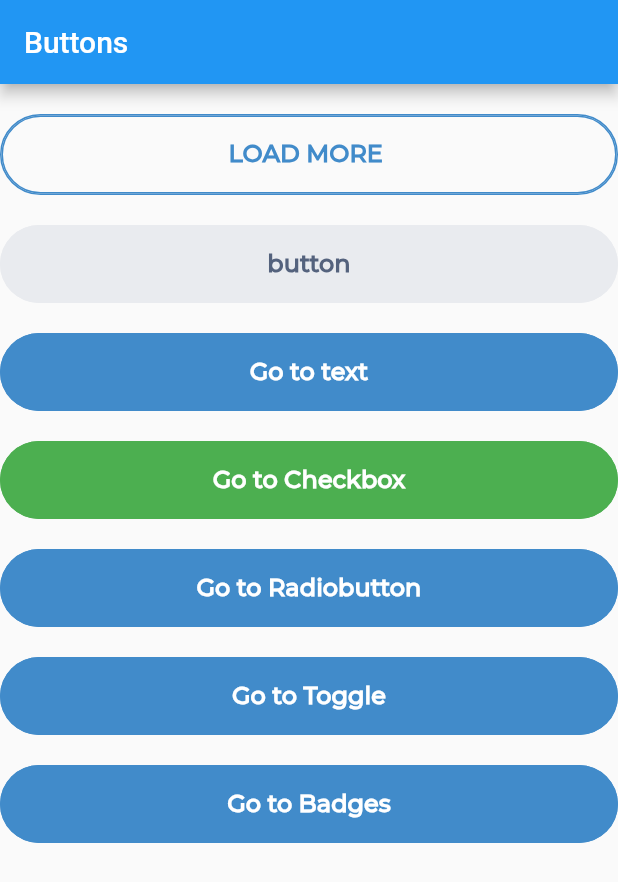
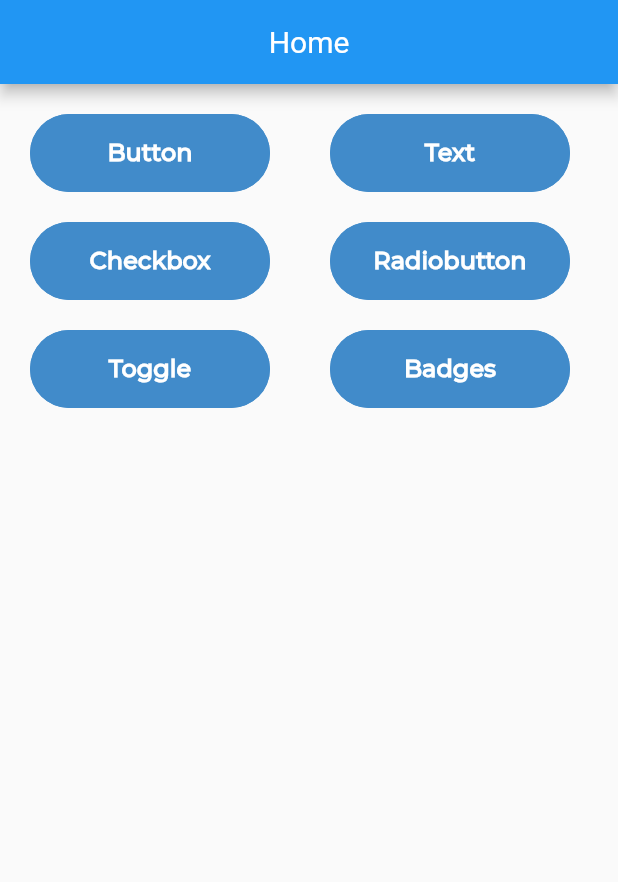
Before and after one commit to aajay-logiciel/ajayjp, a Flutter app: the screen it shows after launch, on a phone screen of 412 x 824 dp. Shown: the top 882 px of the screen. Run offline on Flutter 3.47's test engine with Material 2 defaults, Android fonts, the phone set to English and light mode, and no system bars; our stand-ins replace get.

Commit message:
example file update

```diff
--- a/lib/Badges.dart
+++ b/lib/Badges.dart
@@ -2,8 +2,8 @@ import 'package:flutter/material.dart';
 import 'package:jp_ui_kit/JPBadges/jpbadges.dart';
 import 'package:jp_ui_kit/JPCommonFiles/jp_colors.dart';
 
-class Badges extends StatelessWidget {
-  const Badges({Key? key}) : super(key: key);
+class BadgesClass extends StatelessWidget {
+  const BadgesClass({Key? key}) : super(key: key);
 
   @override
   Widget build(BuildContext context) {
--- a/lib/button.dart
+++ /dev/null
@@ -1,94 +0,0 @@
-import 'package:flutter/material.dart';
-import 'package:jp/checkbox.dart';
-import 'package:jp/text.dart';
-import 'package:jp/toggle.dart';
-import 'package:jp_ui_kit/JPButton/jp_button_color_type.dart';
-import 'package:jp_ui_kit/JPButton/jp_button_size.dart';
-import 'package:jp_ui_kit/JPCommonFiles/jp_shape.dart';
-import 'package:jp_ui_kit/JPText/jp_fontfamily.dart';
-import 'package:jp_ui_kit/JPText/jp_fontweight.dart';
-import 'package:jp_ui_kit/jp_ui_kit.dart';
-import 'package:get/get.dart';
-
-import 'Badges.dart';
-import 'Radiobutton.dart';
-
-class Button extends StatelessWidget {
-  const Button({Key? key}) : super(key: key);
-
-  @override
-  Widget build(BuildContext context) {
-    return Scaffold(
-        appBar: AppBar(
-          title: const Text("Buttons"),
-        ),
-        body: Column(
-          children: [
-            const SizedBox(
-              height: 20,
-            ),
-            JPButton(
-              //iconData: Icons.eleven_mp,
-              text: "LOAD MORE ",
-              type: JPButtonType.outline,
-            ),
-            const SizedBox(
-              height: 20,
-            ),
-            JPButton(
-              text: "button",
-              colorType: JPButtonColorType.lightGray,
-            ),
-            const SizedBox(
-              height: 20,
-            ),
-            JPButton(
-              text: "Go to text",
-              onPressed: () {
-                Get.to(const TextClass());
-              },
-            ),
-            const SizedBox(
-              height: 20,
-            ),
-            JPButton(
-              backgroundColor: Colors.green,
-              text: "Go to Checkbox",
-              onPressed: () {
-                Get.to(const CheckboxClass());
-              },
-            ),
-            const SizedBox(
-              height: 20,
-            ),
-            JPButton(
-              text: "Go to Radiobutton",
-              onPressed: () {
-                Get.to(const Radiobutton());
-              },
-            ),
-            const SizedBox(
-              height: 20,
-            ),
-            JPButton(
-              text: "Go to Toggle",
-              onPressed: () {
-                Get.to(const Toggle());
-              },
-            ),
-            const SizedBox(
-              height: 20,
-            ),
-            JPButton(
-              text: "Go to Badges",
-              onPressed: () {
-                Get.to(const Badges());
-              },
-            ),
-            const SizedBox(
-              height: 20,
-            ),
-          ],
-        ));
-  }
-}
--- /dev/null
+++ b/lib/home_class.dart
@@ -0,0 +1,82 @@
+import 'package:flutter/material.dart';
+import 'package:jp/button_class.dart';
+import 'package:jp/text.dart';
+import 'package:jp/toggle.dart';
+import 'package:jp_ui_kit/JPButton/jp_button_size.dart';
+import 'package:jp_ui_kit/jp_ui_kit.dart';
+import 'package:get/get.dart';
+
+import 'Badges.dart';
+import 'Radiobutton.dart';
+import 'checkbox.dart';
+
+class Home extends StatelessWidget {
+  const Home({Key? key}) : super(key: key);
+
+  @override
+  Widget build(BuildContext context) {
+    return Scaffold(
+      appBar: AppBar(
+        centerTitle: true,
+        title: const JPText(
+          text: "Home",
+          textSize: JPTextSize.heading_1,
+          textColor: JPColor.white,
+        ),
+      ),
+      body: Padding(
+        padding: const EdgeInsets.all(20),
+        child: Wrap(
+          alignment: WrapAlignment.center,
+          runAlignment: WrapAlignment.center,
+          spacing: 40,
+          runSpacing: 20,
+          children: [
+            JPButton(
+              text: "Button",
+              size: JPButtonSize.medium,
+              onPressed: () {
+                Get.to(const ButtonClass());
+              },
+            ),
+            JPButton(
+              text: "Text",
+              size: JPButtonSize.medium,
+              onPressed: () {
+                Get.to(const TextClass());
+              },
+            ),
+            JPButton(
+              text: "Checkbox",
+              size: JPButtonSize.medium,
+              onPressed: () {
+                Get.to(const CheckboxClass());
+              },
+            ),
+            JPButton(
+              text: "Radiobutton",
+              size: JPButtonSize.medium,
+              onPressed: () {
+                Get.to(const RadiobuttonClass());
+              },
+            ),
+            JPButton(
+              text: "Toggle",
+              size: JPButtonSize.medium,
+              onPressed: () {
+                Get.to(const ToggleClass());
+              },
+            ),
+            JPButton(
+              text: "Badges",
+              size: JPButtonSize.medium,
+              onPressed: () {
+                Get.to(const BadgesClass());
+              },
+            ),
+          ],
+        ),
+      ),
+    );
+  }
+}
--- a/lib/main.dart
+++ b/lib/main.dart
@@ -1,15 +1,8 @@
 import 'package:flutter/material.dart';
-import 'package:flutter/rendering.dart';
-import 'package:jp/button.dart';
-import 'package:jp/text.dart';
-import 'package:jp/toggle.dart';
-import 'package:jp_ui_kit/JPButton/jp_button_size.dart';
-import 'package:jp_ui_kit/JPCheckBox/jp_checkbox.dart';
-import 'package:jp_ui_kit/JPText/jp_fontweight.dart';
-import 'package:jp_ui_kit/jp_ui_kit.dart';
+import 'package:jp/button_class.dart';
 import 'package:get/get.dart';
 
-import 'checkbox.dart';
+import 'home_class.dart';
 
 void main() {
   runApp(const MyApp());
@@ -22,7 +15,7 @@ class MyApp extends StatelessWidget {
   @override
   Widget build(BuildContext context) {
     return const GetMaterialApp(
-      home: Button(),
+      home: Home(),
     );
   }
 }
--- a/packages/jp_ui_kit/lib/JPButton/jp_button.dart
+++ b/packages/jp_ui_kit/lib/JPButton/jp_button.dart
@@ -19,10 +19,10 @@ class JPButton extends StatefulWidget {
       this.iconPosition = JPIconPosition.start,
       this.text,
       this.size = JPButtonSize.large,
-      this.textColor,
+      this.textColor = Colors.white,
       this.fontFamily = JPFontFamily.montserrat,
       this.fontWeight = JPFontWeight.bold,
-      this.textSize,
+      this.textSize = JPTextSize.heading_3,
       this.borderColor = JPColor.primary,
       Key? key})
       : super(key: key);
@@ -59,7 +59,7 @@ class _JPButtonState extends State<JPButton> {
   String? text;
   JPTextSize? textSize;
   JPButtonType? type;
-  Color? textColor;
+  Color? textColor ;
 
   @override
   void initState() {
@@ -70,6 +70,7 @@ class _JPButtonState extends State<JPButton> {
     iconColor = widget.iconColor;
     size = widget.size;
     textColor = widget.textColor;
+    textSize = widget.textSize;
 
     if (iconData != null && text == null) {
       size = JPButtonSize.extraSmall;
@@ -82,8 +83,8 @@ class _JPButtonState extends State<JPButton> {
           text: text!,
           fontFamily: widget.fontFamily,
           fontWeight: widget.fontWeight,
-          textColor: getTextColor() ?? textColor,
-          textSize: getTextSize());
+          textColor: textColor ?? getTextColor(),
+          textSize: textSize ?? getTextSize());
     }
 
     if (iconData != null && text == null) {
@@ -99,7 +100,7 @@ class _JPButtonState extends State<JPButton> {
     super.initState();
   }
 
-  JPTextSize getTextSize() {
+   getTextSize() {
     switch (size) {
       case JPButtonSize.large:
         return JPTextSize.heading_3;
@@ -109,8 +110,6 @@ class _JPButtonState extends State<JPButton> {
         return JPTextSize.heading_6;
       case JPButtonSize.semiMedium:
         return JPTextSize.heading_6;
-      default:
-        return JPTextSize.heading_3;
     }
   }
 
@@ -262,7 +261,7 @@ class _JPButtonState extends State<JPButton> {
       child: Material(
         shape: shapeBorderType,
         type: MaterialType.button,
-        color: widget.backgroundColor ?? getButtonColor(),
+        color:   widget.backgroundColor ?? getButtonColor() ,
         child: InkWell(
           customBorder: borderShape ?? shapeBorderType,
           onTap: (widget.enabled == false) ? null : widget.onPressed,
```
Also changed, not shown: lib/Radiobutton.dart (+4 -4 lines), lib/button_class.dart (added, +48 -0 lines), lib/toggle.dart (+4 -4 lines).
